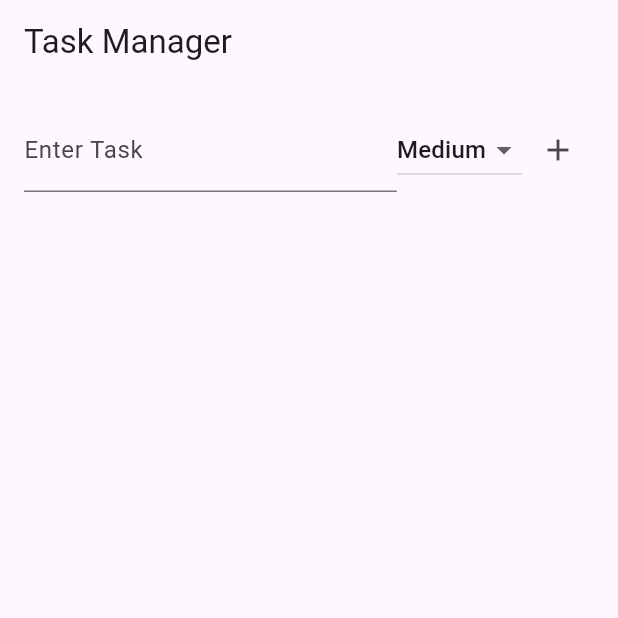
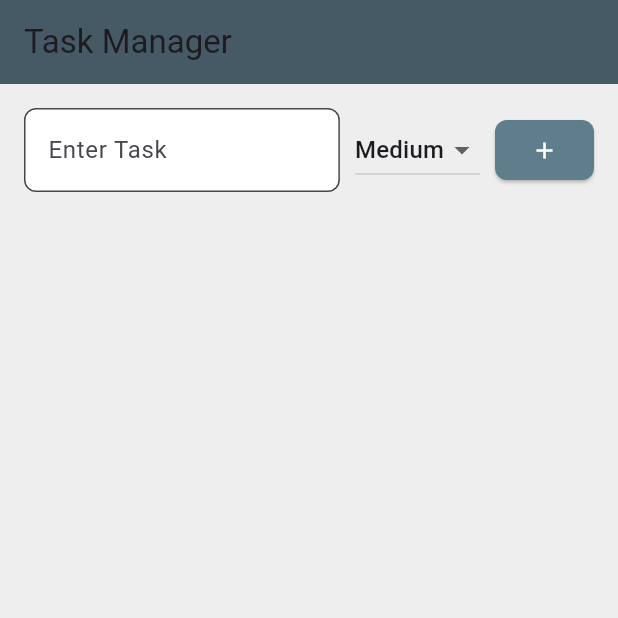
Before and after one commit to MadhuriTumulaGSU/TaskManager, a Flutter app: the screen it shows after launch, on a phone screen of 412 x 824 dp, the top half of it. Run offline on Flutter 3.47's test engine with Material 3 defaults, Android fonts, the phone set to English and light mode, and no system bars.

Commit message:
Updated colors and code

```diff
--- a/lib/main.dart
+++ b/lib/main.dart
@@ -9,6 +9,10 @@ class TaskManagerApp extends StatelessWidget {
   Widget build(BuildContext context) {
     return MaterialApp(
       debugShowCheckedModeBanner: false,
+      theme: ThemeData(
+        primarySwatch: Colors.blueGrey,
+        scaffoldBackgroundColor: Colors.grey[200],
+      ),
       home: TaskListScreen(),
     );
   }
@@ -70,7 +74,10 @@ class _TaskListScreenState extends State<TaskListScreen> {
   @override
   Widget build(BuildContext context) {
     return Scaffold(
-      appBar: AppBar(title: Text('Task Manager')),
+      appBar: AppBar(
+        title: Text('Task Manager'),
+        backgroundColor: Colors.blueGrey[700],
+      ),
       body: Padding(
         padding: EdgeInsets.all(16.0),
         child: Column(
@@ -80,9 +87,17 @@ class _TaskListScreenState extends State<TaskListScreen> {
                 Expanded(
                   child: TextField(
                     controller: _taskController,
-                    decoration: InputDecoration(labelText: 'Enter Task'),
+                    decoration: InputDecoration(
+                      labelText: 'Enter Task',
+                      filled: true,
+                      fillColor: Colors.white,
+                      border: OutlineInputBorder(
+                        borderRadius: BorderRadius.circular(8.0),
                       ),
                     ),
+                  ),
+                ),
+                SizedBox(width: 10),
                 DropdownButton<String>(
                   value: _selectedPriority,
                   items: ['Low', 'Medium', 'High']
@@ -97,31 +112,45 @@ class _TaskListScreenState extends State<TaskListScreen> {
                     });
                   },
                 ),
-                IconButton(
-                  icon: Icon(Icons.add),
+                SizedBox(width: 10),
+                ElevatedButton(
+                  style: ElevatedButton.styleFrom(
+                    backgroundColor: Colors.blueGrey,
+                    shape: RoundedRectangleBorder(
+                      borderRadius: BorderRadius.circular(8.0),
+                    ),
+                  ),
                   onPressed: _addTask,
+                  child: Icon(Icons.add, color: Colors.white),
                 ),
               ],
             ),
+            SizedBox(height: 10),
             Expanded(
               child: ListView.builder(
                 itemCount: _tasks.length,
                 itemBuilder: (context, index) {
                   final task = _tasks[index];
-                  return ListTile(
+                  return Card(
+                    color: task.isCompleted ? Colors.green[100] : Colors.white,
+                    child: ListTile(
                       leading: Checkbox(
                         value: task.isCompleted,
                         onChanged: (value) => _toggleTaskCompletion(index),
                       ),
-                    title: Text(task.name,
+                      title: Text(
+                        task.name,
                         style: TextStyle(
                           decoration: task.isCompleted
                               ? TextDecoration.lineThrough
-                                : null)),
+                              : null,
+                        ),
+                      ),
                       subtitle: Text('Priority: ${task.priority}'),
                       trailing: IconButton(
                         icon: Icon(Icons.delete, color: Colors.red),
                         onPressed: () => _deleteTask(index),
+                      ),
                     ),
                   );
                 },
```
Lines whose indentation alone changed are shown as unchanged.
